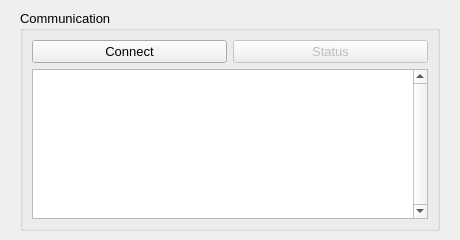
First picture: the form in slam_client/SlamClient_PC/communicationswidget.ui, repository marckolak/wtController, before the edit.
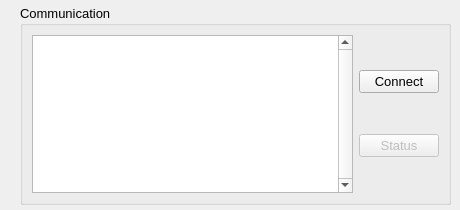
Second picture: the form after the edit.

Patch:
```diff
--- a/slam_client/SlamClient_PC/communicationswidget.ui
+++ b/slam_client/SlamClient_PC/communicationswidget.ui
@@ -7,7 +7,7 @@
     <x>0</x>
     <y>0</y>
     <width>460</width>
-    <height>240</height>
+    <height>210</height>
    </rect>
   </property>
   <property name="windowTitle">
@@ -17,9 +17,9 @@
    <property name="geometry">
     <rect>
      <x>20</x>
-     <y>10</y>
-     <width>420</width>
-     <height>221</height>
+     <y>5</y>
+     <width>431</width>
+     <height>200</height>
     </rect>
    </property>
    <property name="font">
@@ -30,10 +30,22 @@
    <property name="title">
     <string>Communication</string>
    </property>
+   <layout class="QHBoxLayout" name="horizontalLayout_2">
+    <item>
+     <widget class="QPlainTextEdit" name="plainTextEdit">
+      <property name="font">
+       <font>
+        <pointsize>9</pointsize>
+       </font>
+      </property>
+      <property name="verticalScrollBarPolicy">
+       <enum>Qt::ScrollBarAlwaysOn</enum>
+      </property>
+     </widget>
+    </item>
+    <item>
    <layout class="QVBoxLayout" name="verticalLayout">
     <item>
-     <layout class="QHBoxLayout" name="horizontalLayout">
-      <item>
        <widget class="QPushButton" name="connectButton">
         <property name="enabled">
          <bool>true</bool>
@@ -71,18 +83,6 @@
       </item>
      </layout>
     </item>
-    <item>
-     <widget class="QPlainTextEdit" name="plainTextEdit">
-      <property name="font">
-       <font>
-        <pointsize>10</pointsize>
-       </font>
-      </property>
-      <property name="verticalScrollBarPolicy">
-       <enum>Qt::ScrollBarAlwaysOn</enum>
-      </property>
-     </widget>
-    </item>
    </layout>
   </widget>
  </widget>
```
Lines whose indentation alone changed are shown as unchanged.
